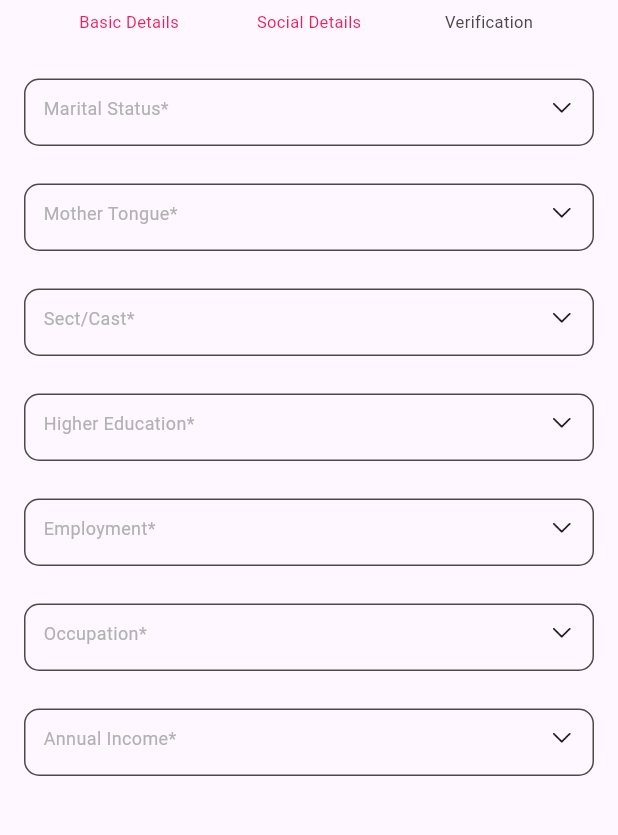
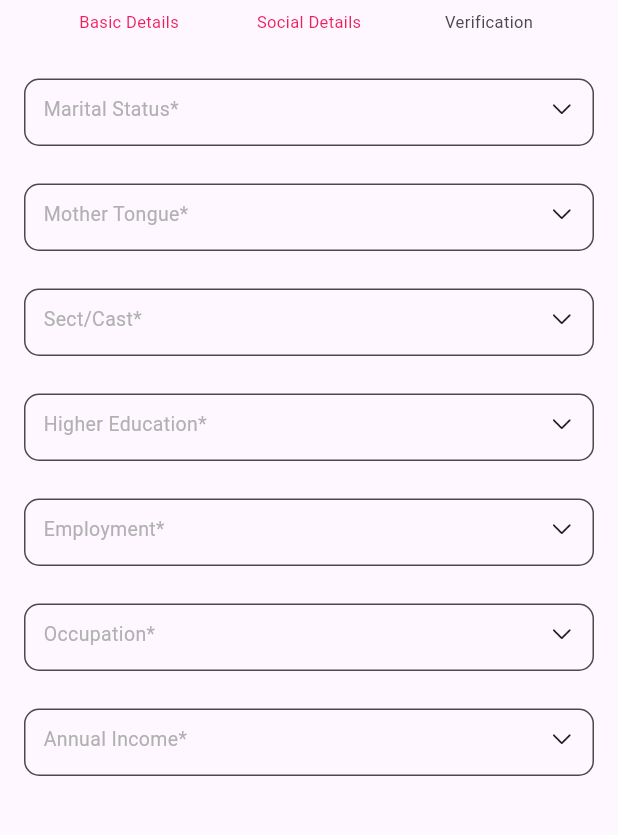
Before and after one commit to santoshsharma9757/nikah_forever_assingment, a Flutter app: the screen it shows after launch, after a tap on an icon or button, on a phone screen of 412 x 824 dp. Shown: the part 145-980 px from the top of the screen. Run offline on Flutter 3.47's test engine with Material 3 defaults, Android fonts, the phone set to English and light mode, and no system bars; our stand-ins replace pinput.

Commit message:
String organising

```diff
--- /dev/null
+++ b/devtools_options.yaml
@@ -0,0 +1,3 @@
+description: This file stores settings for Dart & Flutter DevTools.
+documentation: https://docs.flutter.dev/tools/devtools/extensions#configure-extension-enablement-states
+extensions:
--- a/lib/core/common_widgets/container_with_label.dart
+++ b/lib/core/common_widgets/container_with_label.dart
@@ -53,7 +53,7 @@
                     isFilled ? selectedValue : hintText,
                     style: TextStyle(
                       color: isFilled ? AppColors.black : AppColors.lightGrey,
-                      fontSize: isFilled?13:12
+                      fontSize: isFilled?15:13
                     ),
                   ),
                   Image.asset(
--- a/lib/core/common_widgets/custom_text_field.dart
+++ b/lib/core/common_widgets/custom_text_field.dart
@@ -65,10 +65,10 @@
               labelText: widget.label,
               hintText: widget.hintText,
               labelStyle: TextStyle(
-                  fontSize: !widget.isValid ? 11 : 13,
+                  fontSize: !widget.isValid ? 13 : 14,
                   color: AppColors.lightGrey),
               hintStyle: TextStyle(
-                  fontSize: !widget.isValid ? 11 : 13,
+                  fontSize: !widget.isValid ? 13 : 14,
                   color: AppColors.lightGrey),
               prefixIcon: widget.prefixIcon,
               suffixIcon: widget.suffixIcon,
--- a/lib/core/constants/app_text_style.dart
+++ b/lib/core/constants/app_text_style.dart
@@ -56,7 +56,7 @@
   );
 
   static const TextStyle hintText = TextStyle(
-      fontSize: 10.0,
+      fontSize: 12.0,
       fontWeight: AppFontWeight.medium,
       color: AppColors.lightGrey,
       backgroundColor: AppColors.white);
```
Also changed, not shown: lib/core/common_widgets/common_sheet.dart (+12 -11 lines).
